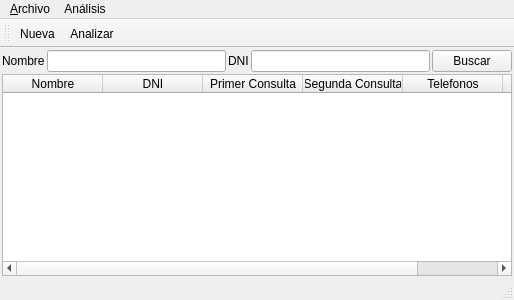
Before: the Qt Designer form atlas/mainwindow.ui in diegowald/atlas, drawn with Qt 5.
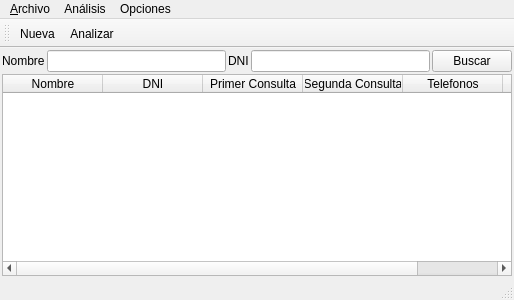
After: the same form once the commit is applied.

Commit message: Added a space to show the text edits. Added a menu option to detect ip of local machine. Added a function to connect to another mongodb instance... partially developed.

```diff
--- a/atlas/mainwindow.ui
+++ b/atlas/mainwindow.ui
@@ -142,8 +142,15 @@
     </property>
     <addaction name="actionAnalisis"/>
    </widget>
+   <widget class="QMenu" name="menuOpciones">
+    <property name="title">
+     <string>Opciones</string>
+    </property>
+    <addaction name="actionDetectar_mi_IP"/>
+   </widget>
    <addaction name="menu_Archivo"/>
    <addaction name="menuAn_lisis"/>
+   <addaction name="menuOpciones"/>
   </widget>
   <widget class="QToolBar" name="mainToolBar">
    <attribute name="toolBarArea">
```
Left out of the diff: 20 changed lines with no effect on the pictures. The commit also changes 27 other files.
